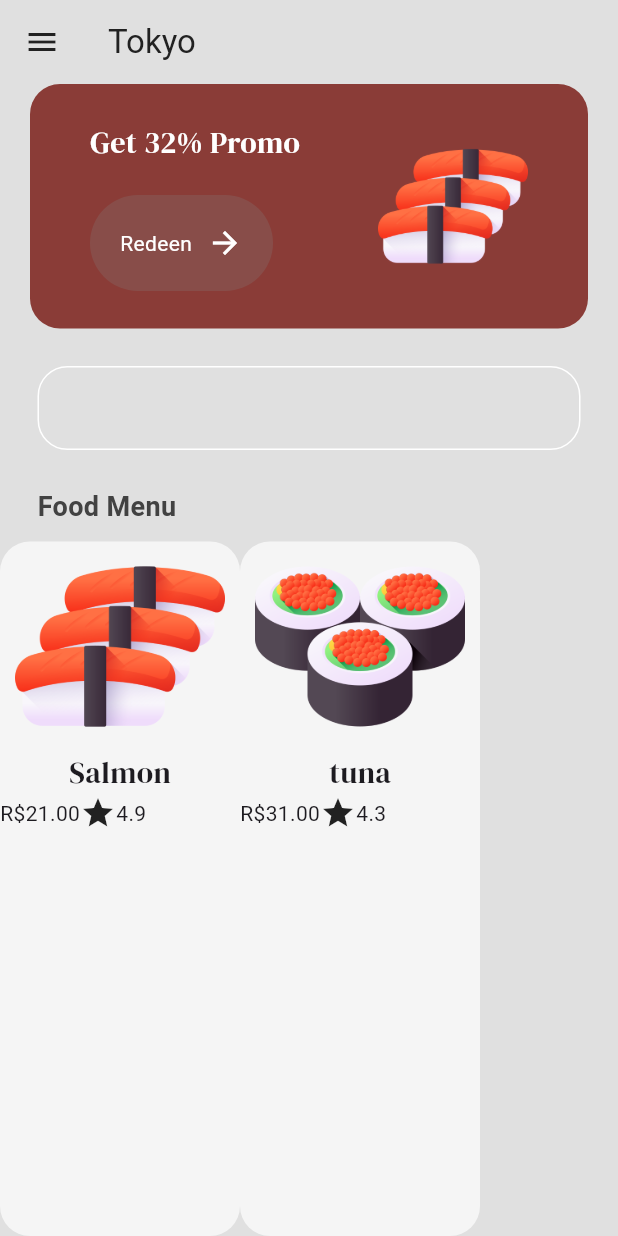
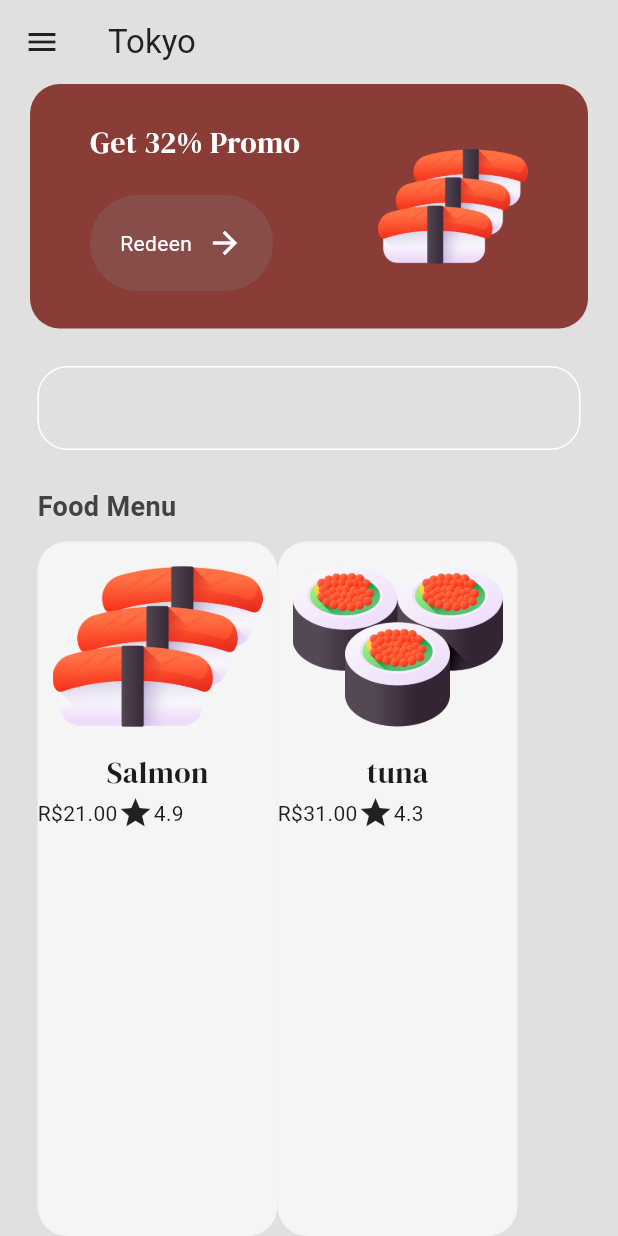
Before and after one commit to PedroH6/SushiApp, a Flutter app: the MenuPage screen opened by its route, on a phone screen of 412 x 824 dp. Run offline on Flutter 3.47's test engine with Material 3 defaults, Android fonts, the phone set to English and light mode, and no system bars; our stand-ins replace google_fonts.

Commit message:
add padding

```diff
--- a/lib/pages/menu_page.dart
+++ b/lib/pages/menu_page.dart
@@ -122,10 +122,14 @@ class _MenuPageState extends State<MenuPage> {
           const SizedBox(height: 10),
 
           Expanded(
-            child: ListView.builder(
-              scrollDirection: Axis.horizontal,
-              itemCount: foodMenu.length,
-              itemBuilder: (context, index) => FoodTile(food: foodMenu[index]),
+            child: Padding(
+              padding: const EdgeInsets.only(left: 25.0),
+              child: ListView.builder(
+                scrollDirection: Axis.horizontal,
+                itemCount: foodMenu.length,
+                itemBuilder: (context, index) =>
+                    FoodTile(food: foodMenu[index]),
+              ),
             ),
           ),
           //popular food
```
